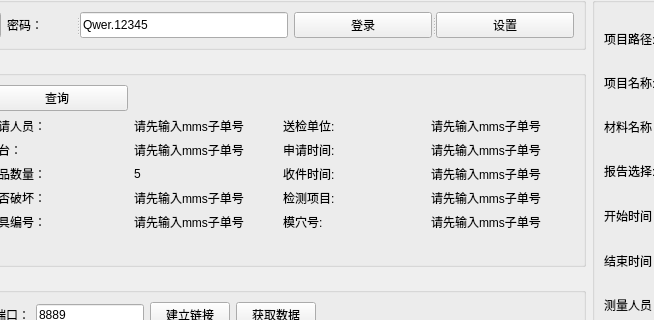
Before: the Qt Designer form zw_project_1_0/operationinterface.ui in PX007XP/LY_SDK, drawn with Qt 5; both pictures show x 303 to 957 and y 0 to 320 of the 1399 by 720 pixel window.
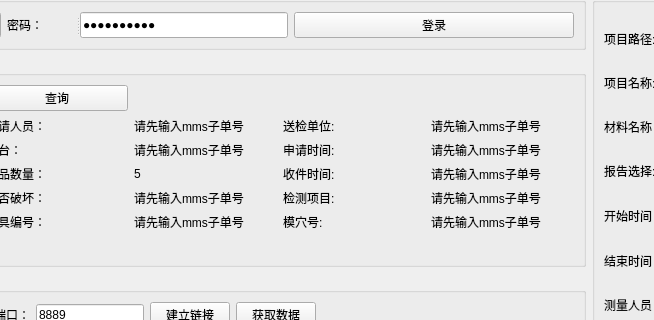
After: the same form once the commit is applied. Custom widgets are drawn as their Qt base class.

Patch:
```diff
--- a/zw_project_1_0/operationinterface.ui
+++ b/zw_project_1_0/operationinterface.ui
@@ -68,7 +68,7 @@
                <string>Qwer.12345</string>
               </property>
               <property name="echoMode">
-               <enum>QLineEdit::Normal</enum>
+               <enum>QLineEdit::Password</enum>
               </property>
              </widget>
             </widget>
@@ -83,11 +83,6 @@
                <string>登录</string>
               </property>
              </widget>
-             <widget class="QPushButton" name="SavePasswordPushButton">
-              <property name="text">
-               <string>设置</string>
-              </property>
-             </widget>
             </widget>
            </item>
           </layout>
```
Left out of the diff: 2 changed lines with no effect on the pictures.
